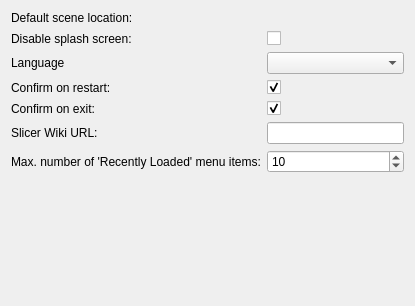
Qt form Base/QTGUI/Resources/UI/qSlicerSettingsGeneralPanel.ui (Slicer/SlicerGitSVNArchive) before a commit.
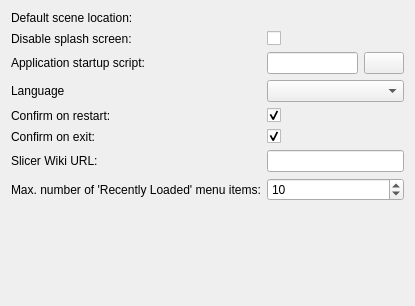
The same form after that commit. Custom widgets are drawn as their Qt base class.

Commit message:
ENH: Made slicer startip script more discoverable
Show slicerrc file location in application settings and add a button to open it.
If the file does not exist then a default file is created.

What changed in the file:
```diff
--- a/Base/QTGUI/Resources/UI/qSlicerSettingsGeneralPanel.ui
+++ b/Base/QTGUI/Resources/UI/qSlicerSettingsGeneralPanel.ui
@@ -41,24 +41,24 @@
      </property>
     </widget>
    </item>
-   <item row="2" column="1">
+   <item row="3" column="1">
     <widget class="ctkLanguageComboBox" name="LanguageComboBox"/>
    </item>
-   <item row="2" column="0">
+   <item row="3" column="0">
     <widget class="QLabel" name="LanguageLabel">
      <property name="text">
       <string>Language</string>
      </property>
     </widget>
    </item>
-   <item row="3" column="0">
+   <item row="4" column="0">
     <widget class="QLabel" name="ConfirmRestartLabel">
      <property name="text">
       <string>Confirm on restart:</string>
      </property>
     </widget>
    </item>
-   <item row="3" column="1">
+   <item row="4" column="1">
     <widget class="QCheckBox" name="ConfirmRestartCheckBox">
      <property name="text">
       <string/>
@@ -68,14 +68,14 @@
      </property>
     </widget>
    </item>
-   <item row="4" column="0">
+   <item row="5" column="0">
     <widget class="QLabel" name="ConfirmExitLabel">
      <property name="text">
       <string>Confirm on exit:</string>
      </property>
     </widget>
    </item>
-   <item row="4" column="1">
+   <item row="5" column="1">
     <widget class="QCheckBox" name="ConfirmExitCheckBox">
      <property name="text">
       <string/>
@@ -85,17 +85,17 @@
      </property>
     </widget>
    </item>
-   <item row="5" column="0">
+   <item row="6" column="0">
     <widget class="QLabel" name="SlicerWikiURLLabel">
      <property name="text">
       <string>Slicer Wiki URL:</string>
      </property>
     </widget>
    </item>
-   <item row="5" column="1">
-    <widget class="QLineEdit" name="SlicerWikiURLLineEdit"/>
-   </item>
    <item row="6" column="1">
+    <widget class="QLineEdit" name="SlicerWikiURLLineEdit"/>
+   </item>
+   <item row="7" column="1">
     <widget class="QSpinBox" name="NumOfRecentlyLoadedFiles">
      <property name="minimum">
       <number>1</number>
@@ -108,13 +108,50 @@
      </property>
     </widget>
    </item>
-   <item row="6" column="0">
+   <item row="7" column="0">
     <widget class="QLabel" name="NumOfRecentlyLoadedFilesLabel">
      <property name="text">
       <string>Max. number of 'Recently Loaded' menu items:</string>
      </property>
     </widget>
    </item>
+   <item row="2" column="0">
+    <widget class="QLabel" name="SlicerRCFileLabel">
+     <property name="toolTip">
+      <string>Python script that is executed after the application is started</string>
+     </property>
+     <property name="text">
+      <string>Application startup script:</string>
+     </property>
+    </widget>
+   </item>
+   <item row="2" column="1">
+    <layout class="QHBoxLayout" name="horizontalLayout">
+     <item>
+      <widget class="QLineEdit" name="SlicerRCFileValueLabel">
+       <property name="enabled">
+        <bool>true</bool>
+       </property>
+       <property name="frame">
+        <bool>true</bool>
+       </property>
+       <property name="readOnly">
+        <bool>true</bool>
+       </property>
+      </widget>
+     </item>
+     <item>
+      <widget class="QPushButton" name="SlicerRCFileOpenButton">
+       <property name="toolTip">
+        <string>Open Slicer resource file</string>
+       </property>
+       <property name="text">
+        <string/>
+       </property>
+      </widget>
+     </item>
+    </layout>
+   </item>
   </layout>
  </widget>
  <customwidgets>
```
Left out of the diff: 2 changed lines with no effect on the pictures. The commit also changes 3 other files.
